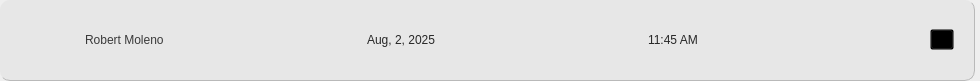
First picture: the form in Frontend/appointmentCard.ui, repository DreddVDomasian/Petmate-Desktop-Application, before the edit.
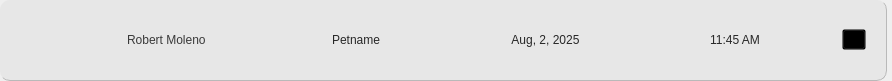
Second picture: the form after the edit. Icons and pictures are not drawn.

Commit message: walk in appointment update

Diff of the .ui file:
```diff
--- a/Frontend/appointmentCard.ui
+++ b/Frontend/appointmentCard.ui
@@ -6,7 +6,7 @@
    <rect>
     <x>0</x>
     <y>0</y>
-    <width>980</width>
+    <width>892</width>
     <height>81</height>
    </rect>
   </property>
@@ -100,7 +100,7 @@
         </property>
        </widget>
       </item>
-      <item>
+      <item alignment="Qt::AlignHCenter">
        <widget class="QLabel" name="ownerName">
         <property name="styleSheet">
          <string notr="true">font: 81 14pt &quot;Montserrat ExtraBold&quot;;
@@ -111,7 +111,21 @@
         </property>
        </widget>
       </item>
-      <item>
+      <item alignment="Qt::AlignHCenter">
+       <widget class="QLabel" name="petNameApp">
+        <property name="styleSheet">
+         <string notr="true">font: 57 14pt &quot;Montserrat Medium&quot;;
+color:rgb(39, 39, 39);</string>
+        </property>
+        <property name="text">
+         <string>Petname</string>
+        </property>
+        <property name="alignment">
+         <set>Qt::AlignCenter</set>
+        </property>
+       </widget>
+      </item>
+      <item alignment="Qt::AlignHCenter">
        <widget class="QLabel" name="appDate">
         <property name="styleSheet">
          <string notr="true">font: 57 14pt &quot;Montserrat Medium&quot;;
@@ -120,9 +134,12 @@
         <property name="text">
          <string>Aug, 2, 2025</string>
         </property>
+        <property name="alignment">
+         <set>Qt::AlignCenter</set>
+        </property>
        </widget>
       </item>
-      <item>
+      <item alignment="Qt::AlignHCenter">
        <widget class="QLabel" name="preferredTime">
         <property name="styleSheet">
          <string notr="true">font: 57 14pt &quot;Montserrat Medium&quot;;
@@ -131,6 +148,9 @@
         <property name="text">
          <string>11:45 AM</string>
         </property>
+        <property name="alignment">
+         <set>Qt::AlignCenter</set>
+        </property>
        </widget>
       </item>
       <item>
```
The commit also changes 4 other files.
